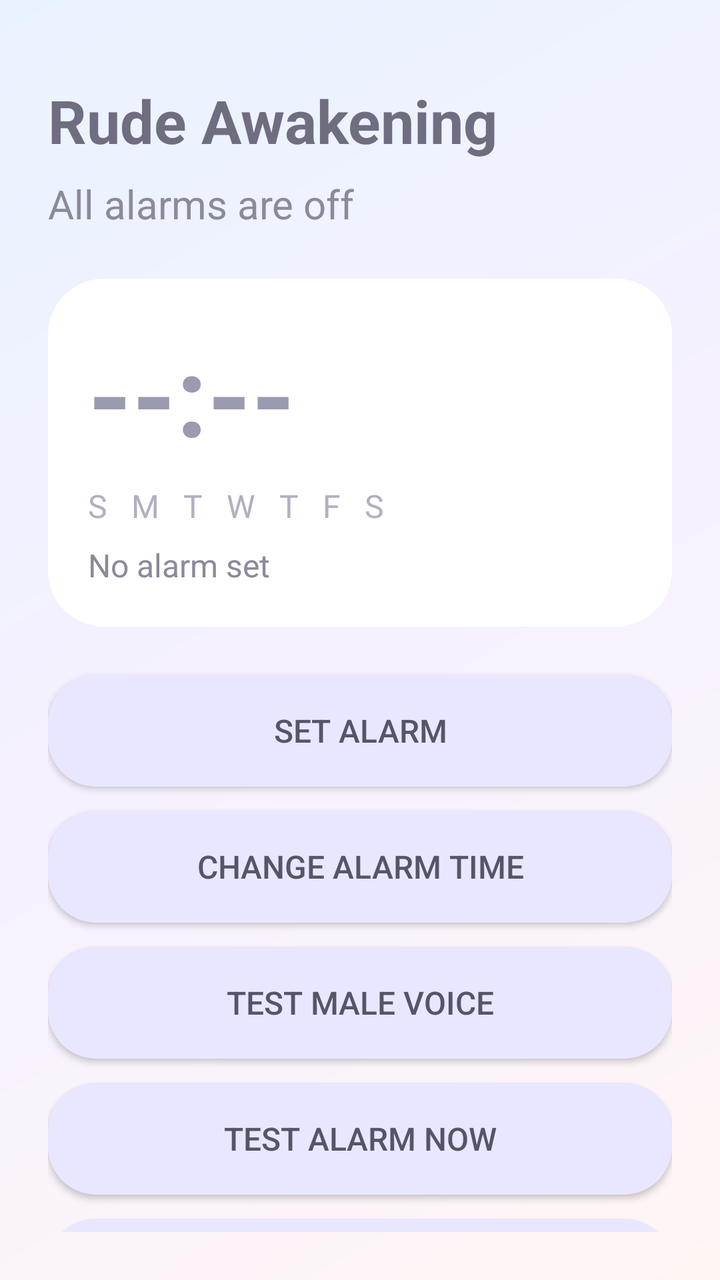
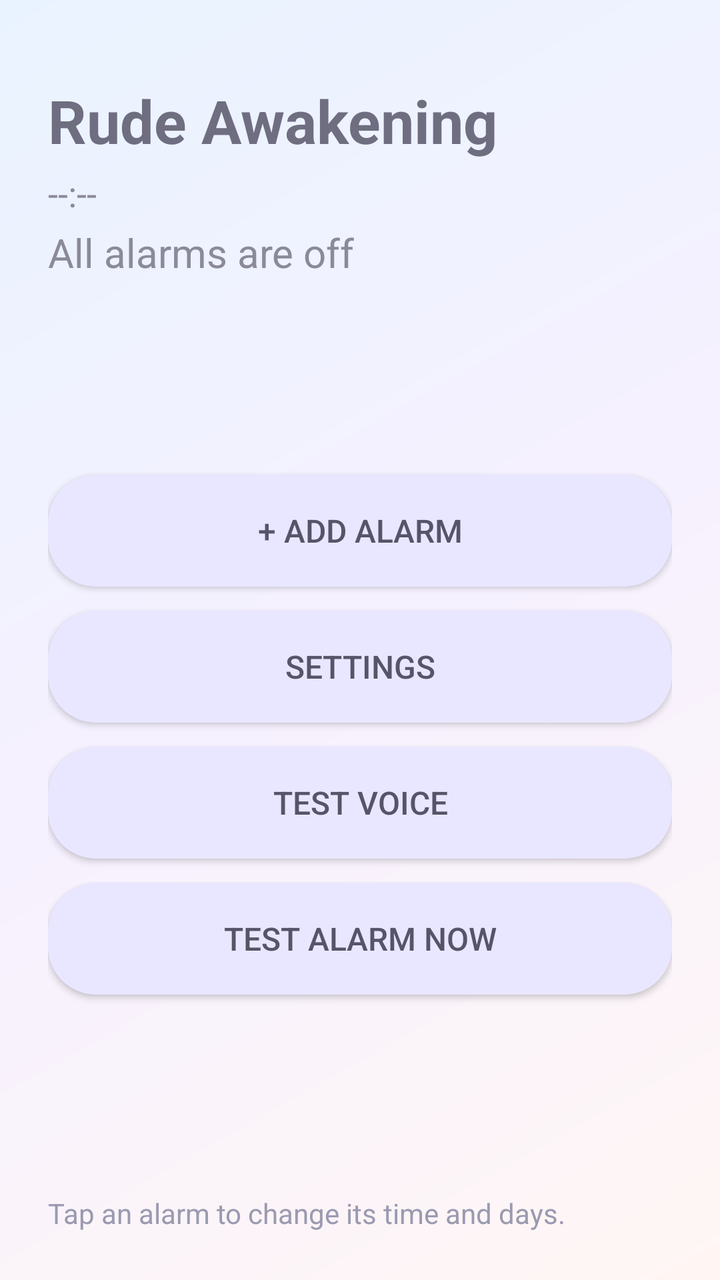

Compare the two renders of this Android layout. The source of the first and the diff that turns it into the second are given below.
<!-- AndroidManifest.xml: application theme AppTheme -->
<!-- res/layout/activity_main.xml -->
<?xml version="1.0" encoding="utf-8"?>
<LinearLayout xmlns:android="http://schemas.android.com/apk/res/android"
    android:layout_width="match_parent"
    android:layout_height="match_parent"
    android:orientation="vertical"
    android:padding="24dp"
    android:gravity="center_horizontal"
    android:background="@drawable/bg_gradient">

    <TextView
        android:id="@+id/titleText"
        android:layout_width="match_parent"
        android:layout_height="wrap_content"
        android:text="Rude Awakening"
        android:textSize="30sp"
        android:textColor="#6E6E80"
        android:textStyle="bold"
        android:layout_marginTop="16dp" />

    <TextView
        android:id="@+id/statusText"
        android:layout_width="match_parent"
        android:layout_height="wrap_content"
        android:text="All alarms are off"
        android:textSize="20sp"
        android:textColor="#8A8A9A"
        android:layout_marginTop="8dp" />

    <LinearLayout
        android:layout_width="match_parent"
        android:layout_height="wrap_content"
        android:orientation="vertical"
        android:background="@drawable/card_bg"
        android:padding="20dp"
        android:layout_marginTop="24dp">

        <TextView
            android:id="@+id/clockText"
            android:layout_width="wrap_content"
            android:layout_height="wrap_content"
            android:text="--:--"
            android:textSize="56sp"
            android:textColor="#9A9AB0"
            android:textStyle="bold" />

        <TextView
            android:layout_width="wrap_content"
            android:layout_height="wrap_content"
            android:text="S   M   T   W   T   F   S"
            android:textSize="16sp"
            android:textColor="#B0B0C0"
            android:layout_marginTop="8dp" />

        <TextView
            android:id="@+id/nextAlarmText"
            android:layout_width="wrap_content"
            android:layout_height="wrap_content"
            android:text="No alarm set"
            android:textSize="16sp"
            android:textColor="#8A8A9A"
            android:layout_marginTop="8dp" />

    </LinearLayout>

    <Button
        android:id="@+id/setAlarmButton"
        android:layout_width="match_parent"
        android:layout_height="56dp"
        android:text="Set alarm"
        android:textSize="16sp"
        android:textColor="#55556A"
        android:background="@drawable/button_bg"
        android:layout_marginTop="24dp" />

    <Button
        android:id="@+id/setTimeButton"
        android:layout_width="match_parent"
        android:layout_height="56dp"
        android:text="Change alarm time"
        android:textSize="16sp"
        android:textColor="#55556A"
        android:background="@drawable/button_bg"
        android:layout_marginTop="12dp" />

    <Button
        android:id="@+id/testVoiceButton"
        android:layout_width="match_parent"
        android:layout_height="56dp"
        android:text="Test male voice"
        android:textSize="16sp"
        android:textColor="#55556A"
        android:background="@drawable/button_bg"
        android:layout_marginTop="12dp" />

    <Button
        android:id="@+id/testAlarmButton"
        android:layout_width="match_parent"
        android:layout_height="56dp"
        android:text="TEST ALARM NOW"
        android:textSize="16sp"
        android:textColor="#55556A"
        android:background="@drawable/button_bg"
        android:layout_marginTop="12dp" />

    <Button
        android:id="@+id/cancelAlarmButton"
        android:layout_width="match_parent"
        android:layout_height="56dp"
        android:text="Cancel alarm"
        android:textSize="16sp"
        android:textColor="#55556A"
        android:background="@drawable/button_bg"
        android:layout_marginTop="12dp" />

    <TextView
        android:id="@+id/voiceText"
        android:layout_width="wrap_content"
        android:layout_height="wrap_content"
        android:text=""
        android:textSize="14sp"
        android:textColor="#8A8A9A"
        android:layout_marginTop="20dp" />

    <TextView
        android:id="@+id/permissionText"
        android:layout_width="wrap_content"
        android:layout_height="wrap_content"
        android:text=""
        android:textSize="14sp"
        android:textColor="#8A8A9A"
        android:layout_marginTop="8dp" />

    <TextView
        android:id="@+id/statusLogText"
        android:layout_width="wrap_content"
        android:layout_height="wrap_content"
        android:text=""
        android:textSize="13sp"
        android:textColor="#9A9AB0"
        android:layout_marginTop="8dp" />

    <TextView
        android:id="@+id/infoText"
        android:layout_width="wrap_content"
        android:layout_height="wrap_content"
        android:text="20 shakes to shut it up. Snooze = +5 shakes."
        android:textSize="14sp"
        android:textColor="#9A9AB0"
        android:layout_marginTop="8dp" />

</LinearLayout>
<!-- resources referenced by this layout -->
<resources>
  <!-- drawable bg_gradient (drawable) -->
  <?xml version="1.0" encoding="utf-8"?>
  <shape xmlns:android="http://schemas.android.com/apk/res/android"
      android:shape="rectangle">
      <gradient
          android:startColor="#FFF6F4"
          android:centerColor="#F6F1FF"
          android:endColor="#E9F3FF"
          android:angle="135"
          android:type="linear" />
  </shape>
  <!-- drawable button_bg (drawable) -->
  <?xml version="1.0" encoding="utf-8"?>
  <shape xmlns:android="http://schemas.android.com/apk/res/android"
      android:shape="rectangle">
      <solid android:color="#E9E7FF" />
      <corners android:radius="24dp" />
  </shape>
  <!-- drawable card_bg (drawable) -->
  <?xml version="1.0" encoding="utf-8"?>
  <shape xmlns:android="http://schemas.android.com/apk/res/android"
      android:shape="rectangle">
      <solid android:color="#FFFFFF" />
      <corners android:radius="28dp" />
  </shape>
  <style name="AppTheme" parent="android:Theme.Material.Light.NoActionBar">
          <item name="android:windowBackground">@drawable/bg_gradient</item>
          <item name="android:textColor">#55556A</item>
          <item name="android:colorAccent">#8A8AC0</item>
      </style>
</resources>

<!-- the commit's change to res/layout/activity_main.xml (unified diff, before → after) -->
@@ -4,7 +4,6 @@
     android:layout_height="match_parent"
     android:orientation="vertical"
     android:padding="24dp"
-    android:gravity="center_horizontal"
     android:background="@drawable/bg_gradient">
 
     <TextView
@@ -18,65 +17,52 @@
         android:layout_marginTop="16dp" />
 
     <TextView
+        android:id="@+id/clockText"
+        android:layout_width="wrap_content"
+        android:layout_height="wrap_content"
+        android:text="--:--"
+        android:textSize="18sp"
+        android:textColor="#8A8A9A"
+        android:layout_marginTop="4dp" />
+
+    <TextView
         android:id="@+id/statusText"
         android:layout_width="match_parent"
         android:layout_height="wrap_content"
         android:text="All alarms are off"
         android:textSize="20sp"
         android:textColor="#8A8A9A"
-        android:layout_marginTop="8dp" />
+        android:layout_marginTop="4dp" />
 
-    <LinearLayout
+    <ScrollView
         android:layout_width="match_parent"
-        android:layout_height="wrap_content"
-        android:orientation="vertical"
-        android:background="@drawable/card_bg"
-        android:padding="20dp"
-        android:layout_marginTop="24dp">
+        android:layout_height="0dp"
+        android:layout_weight="1"
+        android:layout_marginTop="16dp">
 
-        <TextView
-            android:id="@+id/clockText"
-            android:layout_width="wrap_content"
+        <LinearLayout
+            android:id="@+id/alarmListContainer"
+            android:layout_width="match_parent"
             android:layout_height="wrap_content"
-            android:text="--:--"
-            android:textSize="56sp"
-            android:textColor="#9A9AB0"
-            android:textStyle="bold" />
+            android:orientation="vertical" />
 
-        <TextView
-            android:layout_width="wrap_content"
-            android:layout_height="wrap_content"
-            android:text="S   M   T   W   T   F   S"
-            android:textSize="16sp"
-            android:textColor="#B0B0C0"
-            android:layout_marginTop="8dp" />
-
-        <TextView
-            android:id="@+id/nextAlarmText"
-            android:layout_width="wrap_content"
-            android:layout_height="wrap_content"
-            android:text="No alarm set"
-            android:textSize="16sp"
-            android:textColor="#8A8A9A"
-            android:layout_marginTop="8dp" />
-
-    </LinearLayout>
+    </ScrollView>
 
     <Button
-        android:id="@+id/setAlarmButton"
+        android:id="@+id/addAlarmButton"
         android:layout_width="match_parent"
         android:layout_height="56dp"
-        android:text="Set alarm"
+        android:text="+ Add alarm"
         android:textSize="16sp"
         android:textColor="#55556A"
         android:background="@drawable/button_bg"
-        android:layout_marginTop="24dp" />
+        android:layout_marginTop="16dp" />
 
     <Button
-        android:id="@+id/setTimeButton"
+        android:id="@+id/settingsButton"
         android:layout_width="match_parent"
         android:layout_height="56dp"
-        android:text="Change alarm time"
+        android:text="Settings"
         android:textSize="16sp"
         android:textColor="#55556A"
         android:background="@drawable/button_bg"
@@ -86,7 +72,7 @@
         android:id="@+id/testVoiceButton"
         android:layout_width="match_parent"
         android:layout_height="56dp"
-        android:text="Test male voice"
+        android:text="Test voice"
         android:textSize="16sp"
         android:textColor="#55556A"
         android:background="@drawable/button_bg"
@@ -97,16 +83,6 @@
         android:layout_width="match_parent"
         android:layout_height="56dp"
         android:text="TEST ALARM NOW"
-        android:textSize="16sp"
-        android:textColor="#55556A"
-        android:background="@drawable/button_bg"
-        android:layout_marginTop="12dp" />
-
-    <Button
-        android:id="@+id/cancelAlarmButton"
-        android:layout_width="match_parent"
-        android:layout_height="56dp"
-        android:text="Cancel alarm"
         android:textSize="16sp"
         android:textColor="#55556A"
         android:background="@drawable/button_bg"
@@ -143,7 +119,7 @@
         android:id="@+id/infoText"
         android:layout_width="wrap_content"
         android:layout_height="wrap_content"
-        android:text="20 shakes to shut it up. Snooze = +5 shakes."
+        android:text="Tap an alarm to change its time and days."
         android:textSize="14sp"
         android:textColor="#9A9AB0"
         android:layout_marginTop="8dp" />
<!-- resource entries referenced after the edit -->
@@ -18,13 +18,6 @@
       <solid android:color="#E9E7FF" />
       <corners android:radius="24dp" />
   </shape>
-  <!-- drawable card_bg (drawable) -->
-  <?xml version="1.0" encoding="utf-8"?>
-  <shape xmlns:android="http://schemas.android.com/apk/res/android"
-      android:shape="rectangle">
-      <solid android:color="#FFFFFF" />
-      <corners android:radius="28dp" />
-  </shape>
   <style name="AppTheme" parent="android:Theme.Material.Light.NoActionBar">
           <item name="android:windowBackground">@drawable/bg_gradient</item>
           <item name="android:textColor">#55556A</item>
